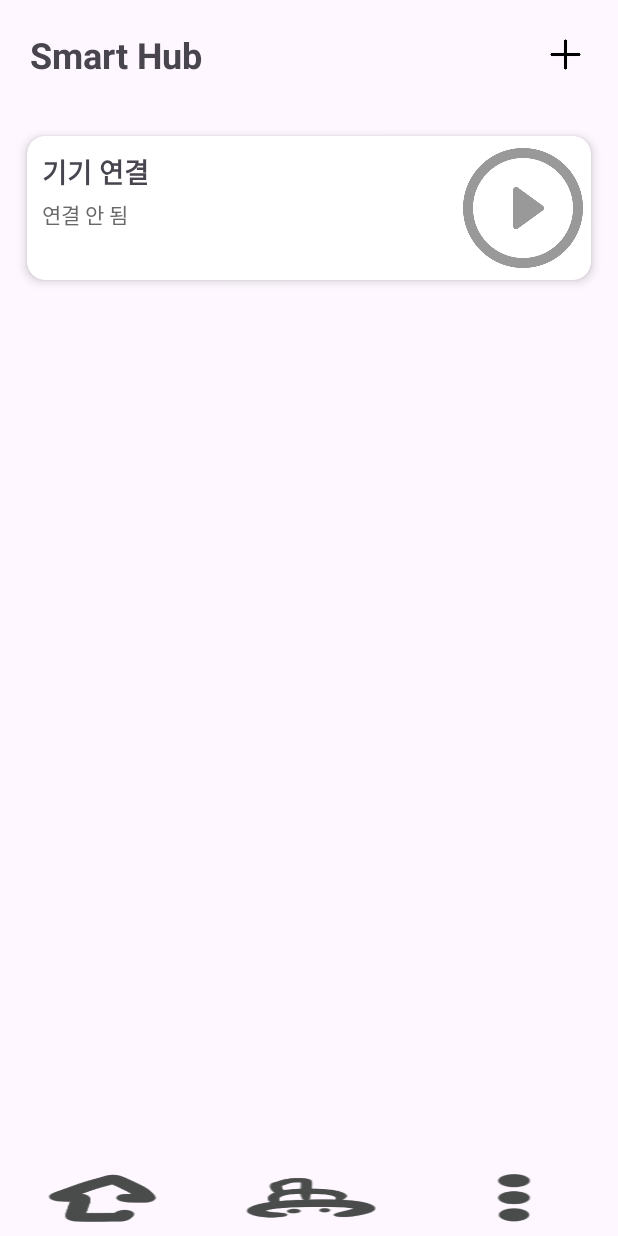
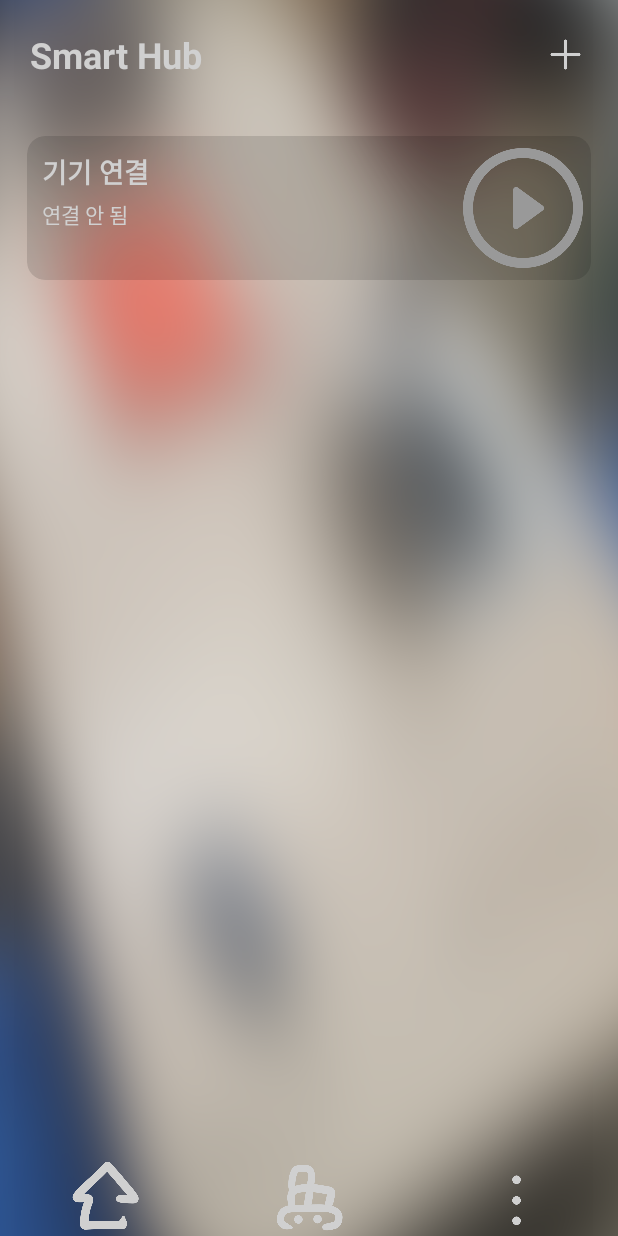
Before and after one commit to xero-xer0/android_coding_teamproject, an Android app: the screen it shows after launch (MainActivity), on a phone screen of 412 x 824 dp. Run offline under Robolectric (Android 15) with nearby library versions, the phone set to English and light mode, and no system bars.

Commit message:
색상및 배경 변경

```diff
--- a/app/src/main/res/layout/activity_main.xml
+++ b/app/src/main/res/layout/activity_main.xml
@@ -5,7 +5,8 @@
     android:layout_height="match_parent"
     xmlns:app="http://schemas.android.com/apk/res-auto"
     android:orientation="vertical"
-    android:padding="16dp">
+    android:padding="16dp"
+    android:background="@drawable/background">
 
     <!-- Header with "Smart Hub" text and "+" button -->
     <LinearLayout
@@ -19,6 +20,7 @@
             android:layout_width="wrap_content"
             android:layout_height="wrap_content"
             android:text="Smart Hub"
+            android:textColor="#D0D0D0"
             android:textSize="24sp"
             android:textStyle="bold"
             android:layout_weight="1"/>
@@ -30,7 +32,8 @@
             android:background="?attr/selectableItemBackgroundBorderless"
             android:scaleType="centerInside"
             android:contentDescription="Add Device"
-            android:src="@drawable/plus" />
+            android:src="@drawable/plus"
+            android:tint="#D0D0D0"/>
     </LinearLayout>
 
     <!-- Device grid layout -->
@@ -75,34 +78,37 @@
             <ImageButton
                 android:layout_width="match_parent"
                 android:layout_height="50dp"
-                android:scaleX="0.6"
-                android:scaleY="0.7"
-                android:text="홈"
+                android:contentDescription="홈"
                 android:textAlignment="center"
                 android:layout_weight="1"
-                android:background="@drawable/icon_home"
+                android:scaleType="centerInside"
+                android:background="?attr/selectableItemBackgroundBorderless"
+                android:src="@drawable/icon_home"
+                android:tint="#D0D0D0"
                 android:id="@+id/bottom_home_button"
                 />
             <ImageButton
                 android:layout_width="match_parent"
                 android:layout_height="50dp"
-                android:scaleX="0.7"
-                android:scaleY="0.7"
-                android:text="자동화"
+                android:contentDescription="자동화"
                 android:textAlignment="center"
                 android:layout_weight="1"
-                android:background="@drawable/icon_auto"
+                android:scaleType="centerInside"
+                android:background="?attr/selectableItemBackgroundBorderless"
+                android:src="@drawable/icon_auto"
+                android:tint="#D0D0D0"
                 android:id="@+id/bottom_auto_button"
                 />
             <ImageButton
                 android:layout_width="match_parent"
                 android:layout_height="50dp"
-                android:scaleX="0.6"
-                android:scaleY="0.7"
-                android:text="메뉴"
+                android:contentDescription="메뉴"
                 android:textAlignment="center"
                 android:layout_weight="1"
-                android:background="@drawable/icon_menu"
+                android:scaleType="centerInside"
+                android:background="?attr/selectableItemBackgroundBorderless"
+                android:src="@drawable/icon_menu"
+                android:tint="#D0D0D0"
                 android:id="@+id/bottom_menu_button"
                 />
         </LinearLayout>
--- a/app/src/main/res/layout/device_card.xml
+++ b/app/src/main/res/layout/device_card.xml
@@ -6,9 +6,11 @@
     xmlns:app="http://schemas.android.com/apk/res-auto"
     android:layout_margin="8dp"
     app:cardCornerRadius="12dp"
-    app:cardElevation="4dp"
+    app:cardElevation="0dp"
     android:padding="16dp"
-    xmlns:android="http://schemas.android.com/apk/res/android">
+    xmlns:android="http://schemas.android.com/apk/res/android"
+    app:cardBackgroundColor="#20000000"
+    >
     <LinearLayout
         android:id="@+id/device_card"
         android:layout_width="match_parent"
@@ -33,6 +35,7 @@
                 android:layout_width="wrap_content"
                 android:layout_height="wrap_content"
                 android:text="기기 연결"
+                android:textColor="#D0D0D0"
                 android:textSize="18sp"
                 android:textStyle="bold" />
 
@@ -42,7 +45,7 @@
                 android:layout_height="wrap_content"
                 android:layout_marginTop="4dp"
                 android:text="연결되지 않음"
-                android:textColor="#696969"
+                android:textColor="#D0D0D0"
                 android:textSize="14sp" />
 
 
```
Also changed, not shown: app/src/main/res/drawable/background.png (added), app/src/main/res/drawable/icon_auto.png, app/src/main/res/drawable/icon_auto_small.png (added), app/src/main/res/drawable/icon_big.png (added), app/src/main/res/drawable/icon_home.png, app/src/main/res/drawable/icon_home_small.png (added), app/src/main/res/drawable/icon_menu.png, app/src/main/res/drawable/icon_menubar_small.png (added).
